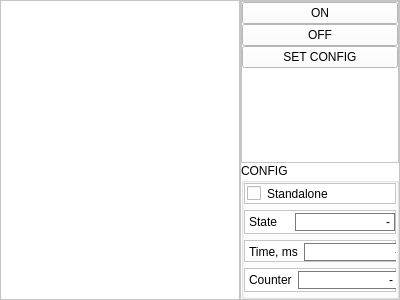
roma-jam/usb_switcher, file software/USB_Relay/mainwindow.ui: the form before one commit.
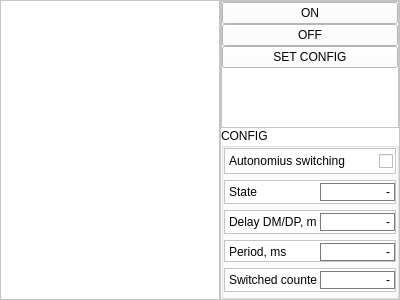
The form after the commit. Icons and pictures are not drawn.

```diff
--- a/software/USB_Relay/mainwindow.ui
+++ b/software/USB_Relay/mainwindow.ui
@@ -171,13 +171,13 @@
      <widget class="QFrame" name="frame_2">
       <property name="minimumSize">
        <size>
-        <width>160</width>
+        <width>180</width>
         <height>0</height>
        </size>
       </property>
       <property name="maximumSize">
        <size>
-        <width>160</width>
+        <width>180</width>
         <height>16777215</height>
        </size>
       </property>
@@ -293,26 +293,55 @@
             <property name="frameShadow">
              <enum>QFrame::Raised</enum>
             </property>
-            <layout class="QVBoxLayout" name="verticalLayout_4">
+            <layout class="QHBoxLayout" name="horizontalLayout_7">
              <property name="spacing">
               <number>2</number>
              </property>
              <property name="leftMargin">
-              <number>2</number>
+              <number>0</number>
              </property>
              <property name="topMargin">
               <number>2</number>
              </property>
              <property name="rightMargin">
-              <number>0</number>
+              <number>2</number>
              </property>
              <property name="bottomMargin">
               <number>2</number>
              </property>
+             <item>
+              <widget class="QLabel" name="label_5">
+               <property name="text">
+                <string>Autonomius switching</string>
+               </property>
+              </widget>
+             </item>
+             <item>
+              <spacer name="horizontalSpacer">
+               <property name="orientation">
+                <enum>Qt::Horizontal</enum>
+               </property>
+               <property name="sizeHint" stdset="0">
+                <size>
+                 <width>40</width>
+                 <height>20</height>
+                </size>
+               </property>
+              </spacer>
+             </item>
              <item>
               <widget class="QCheckBox" name="checkBox_STANDALONE">
+               <property name="layoutDirection">
+                <enum>Qt::RightToLeft</enum>
+               </property>
                <property name="text">
-                <string>Standalone</string>
+                <string/>
+               </property>
+               <property name="autoExclusive">
+                <bool>false</bool>
+               </property>
+               <property name="tristate">
+                <bool>false</bool>
                </property>
               </widget>
              </item>
@@ -354,13 +383,13 @@
               <widget class="QLineEdit" name="lineEdit_STATE">
                <property name="minimumSize">
                 <size>
-                 <width>100</width>
+                 <width>75</width>
                  <height>0</height>
                 </size>
                </property>
                <property name="maximumSize">
                 <size>
-                 <width>100</width>
+                 <width>75</width>
                  <height>16777215</height>
                 </size>
                </property>
@@ -378,6 +407,65 @@
             </layout>
            </widget>
           </item>
+          <item>
+           <widget class="QFrame" name="frame_8">
+            <property name="frameShape">
+             <enum>QFrame::StyledPanel</enum>
+            </property>
+            <property name="frameShadow">
+             <enum>QFrame::Raised</enum>
+            </property>
+            <layout class="QHBoxLayout" name="horizontalLayout_6">
+             <property name="spacing">
+              <number>2</number>
+             </property>
+             <property name="leftMargin">
+              <number>0</number>
+             </property>
+             <property name="topMargin">
+              <number>2</number>
+             </property>
+             <property name="rightMargin">
+              <number>0</number>
+             </property>
+             <property name="bottomMargin">
+              <number>2</number>
+             </property>
+             <item>
+              <widget class="QLabel" name="label_4">
+               <property name="text">
+                <string>Delay DM/DP, ms</string>
+               </property>
+              </widget>
+             </item>
+             <item>
+              <widget class="QLineEdit" name="lineEdit_DELAY_MS">
+               <property name="minimumSize">
+                <size>
+                 <width>75</width>
+                 <height>0</height>
+                </size>
+               </property>
+               <property name="maximumSize">
+                <size>
+                 <width>75</width>
+                 <height>16777215</height>
+                </size>
+               </property>
+               <property name="text">
+                <string>-</string>
+               </property>
+               <property name="alignment">
+                <set>Qt::AlignRight|Qt::AlignTrailing|Qt::AlignVCenter</set>
+               </property>
+               <property name="readOnly">
+                <bool>false</bool>
+               </property>
+              </widget>
+             </item>
+            </layout>
+           </widget>
+          </item>
           <item>
            <widget class="QFrame" name="frame_5">
             <property name="frameShape">
@@ -405,7 +493,7 @@
              <item>
               <widget class="QLabel" name="label">
                <property name="text">
-                <string>Time, ms</string>
+                <string>Period, ms</string>
                </property>
               </widget>
              </item>
@@ -413,13 +501,13 @@
               <widget class="QLineEdit" name="lineEdit_TIME_MS">
                <property name="minimumSize">
                 <size>
-                 <width>100</width>
+                 <width>75</width>
                  <height>0</height>
                 </size>
                </property>
                <property name="maximumSize">
                 <size>
-                 <width>100</width>
+                 <width>75</width>
                  <height>16777215</height>
                 </size>
                </property>
@@ -430,7 +518,7 @@
                 <set>Qt::AlignRight|Qt::AlignTrailing|Qt::AlignVCenter</set>
                </property>
                <property name="readOnly">
-                <bool>true</bool>
+                <bool>false</bool>
                </property>
               </widget>
              </item>
@@ -464,7 +552,7 @@
              <item>
               <widget class="QLabel" name="label_2">
                <property name="text">
-                <string>Counter</string>
+                <string>Switched counter</string>
                </property>
               </widget>
              </item>
@@ -472,13 +560,13 @@
               <widget class="QLineEdit" name="lineEdit_COUNTER">
                <property name="minimumSize">
                 <size>
-                 <width>100</width>
+                 <width>75</width>
                  <height>0</height>
                 </size>
                </property>
                <property name="maximumSize">
                 <size>
-                 <width>100</width>
+                 <width>75</width>
                  <height>16777215</height>
                 </size>
                </property>
```
